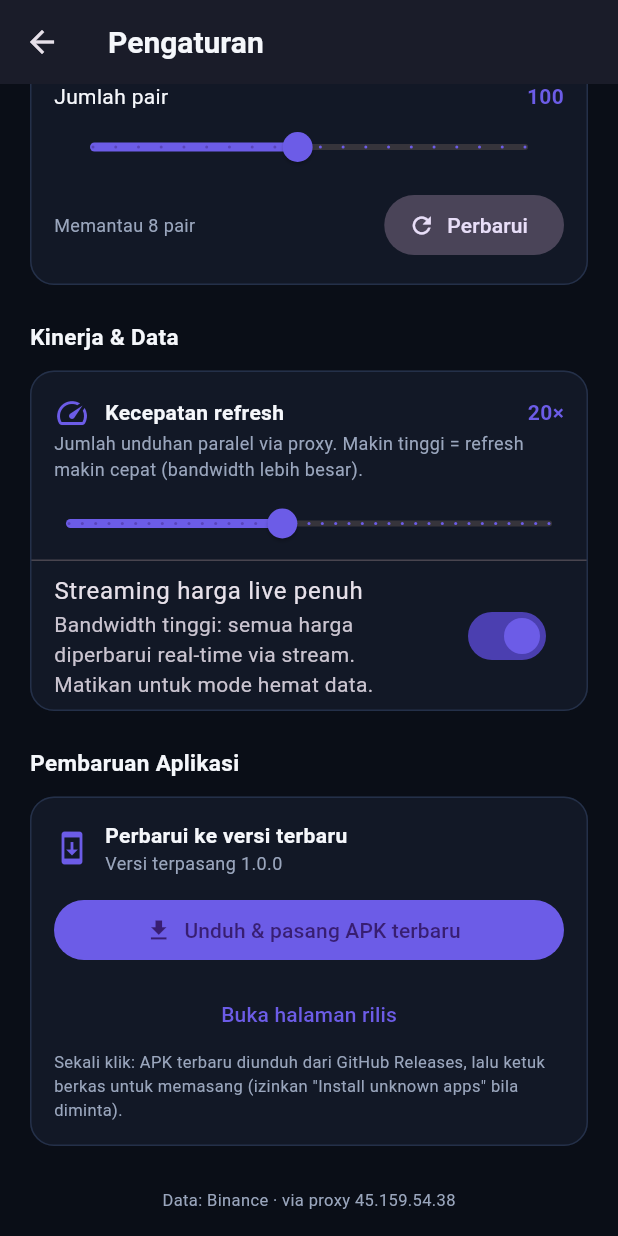
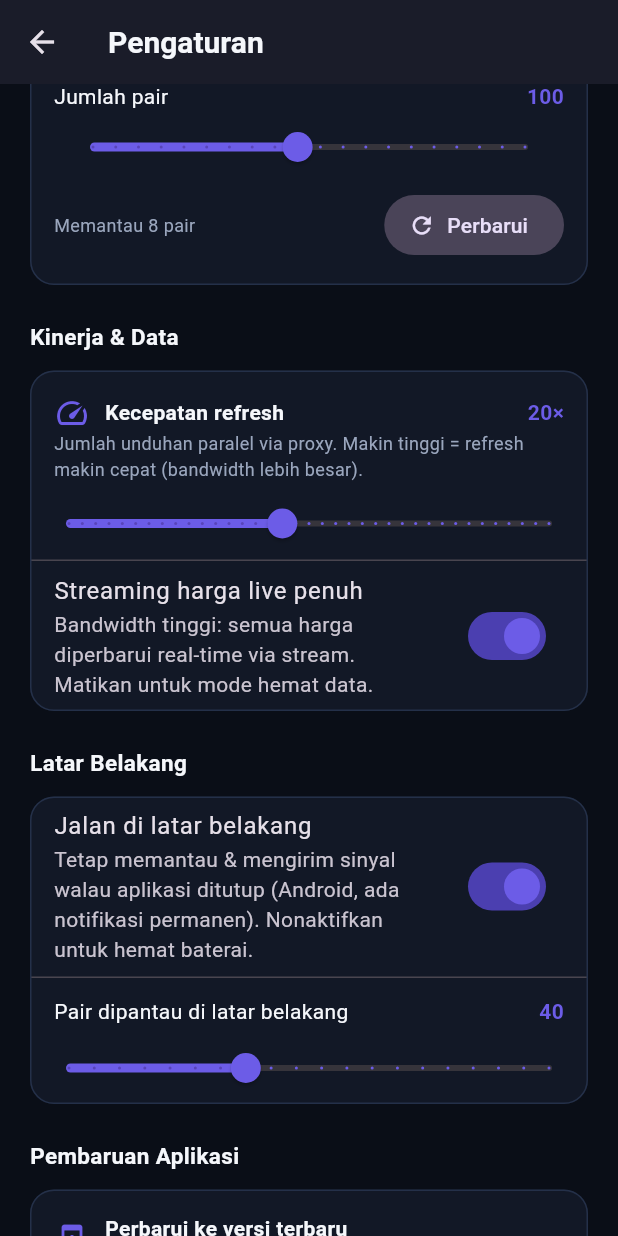
Before and after one commit to yusron24/futures-agent, a Flutter app: the SettingsPage screen opened directly, scrolled down 1152 dp, on a phone screen of 412 x 824 dp. Run offline on Flutter 3.47's test engine with Material 3 defaults, Android fonts, the phone set to English and light mode, and no system bars; our stand-ins replace audioplayers, flutter_local_notifications, hive, hive_flutter, vibration; missing offline and left inert: flutter_foreground_task, workmanager; accounts and stored records are empty; network calls fail; statements that could not run were skipped.

Commit message:
Keep monitoring in background via Android foreground service
Menjawab "server terputus saat keluar app": tambahkan foreground service
Android agar sinyal tetap dipantau & dikirim walau aplikasi ditutup.

- flutter_foreground_task: TaskHandler menjalankan ulang BackgroundService
  .runCheck() (deteksi candle 1 jam baru + notifikasi sinyal) tiap 60 detik,
  dengan notifikasi permanen. Memakai ulang logika background yang sudah ada.
- Lifecycle (app.dart): saat ke background -> start service (bila diaktifkan);
  saat kembali -> stop service + AppState.onResume() menyambung ulang WS &
  refresh data (mulus).
- SettingsRepository: backgroundLive (default aktif) + backgroundSymbolCap
  (default 40, dapat diatur); runCheck kini memakai cap dari setelan.
- Settings UI: section "Latar Belakang" (toggle + slider jumlah pair).
- AndroidManifest: izin FOREGROUND_SERVICE(_DATA_SYNC) + deklarasi service
  dataSync. iOS: fitur di-nonaktifkan (tetap pakai workmanager).

Co-Authored-By: Claude Opus 4.8 <noreply@anthropic.com>
Claude-Session: https://claude.ai/code/session_015vm2SWySVFAtEyXYUN4ENH

```diff
--- a/mobile/lib/data/settings_repository.dart
+++ b/mobile/lib/data/settings_repository.dart
@@ -141,6 +141,21 @@ class SettingsRepository {
   set fetchConcurrency(int v) => _box.put('fetch_concurrency',
       v.clamp(AppConfig.minFetchConcurrency, AppConfig.maxFetchConcurrency));
 
+  // --- Latar belakang (foreground service) ---
+  /// Saat aktif (default): jalankan foreground service Android agar sinyal
+  /// tetap dipantau & dikirim walau aplikasi ditutup (ada notifikasi permanen).
+  bool get backgroundLive => _box.get('background_live', defaultValue: true) as bool;
+  set backgroundLive(bool v) => _box.put('background_live', v);
+
+  /// Jumlah pair teratas yang dipantau di latar belakang (hemat baterai/data).
+  int get backgroundSymbolCap {
+    final v = (_box.get('background_symbol_cap') as num?)?.toInt() ?? 40;
+    return v.clamp(5, 100);
+  }
+
+  set backgroundSymbolCap(int v) =>
+      _box.put('background_symbol_cap', v.clamp(5, 100));
+
   /// Ukuran posisi simulasi berdasarkan risiko: jumlah modal yang dipertaruhkan.
   double riskAmount() => simCapital * (riskPercent / 100.0);
 }
--- a/mobile/lib/main.dart
+++ b/mobile/lib/main.dart
@@ -7,6 +7,7 @@ import 'data/hive_cache.dart';
 import 'data/settings_repository.dart';
 import 'data/signal_history_repository.dart';
 import 'services/background_service.dart';
+import 'services/foreground_service.dart';
 import 'services/notification_service.dart';
 import 'state/app_state.dart';
 
@@ -16,6 +17,9 @@ Future<void> main() async {
   // Cache lokal (Hive) + notifikasi.
   await HiveCache.init();
   await NotificationService.instance.init();
+
+  // Foreground service Android (dikontrol oleh lifecycle di UI).
+  ForegroundService.init();
 
   // Eksekusi latar belakang untuk cek candle 1 jam (Android).
   try {
--- a/mobile/lib/ui/settings/settings_page.dart
+++ b/mobile/lib/ui/settings/settings_page.dart
@@ -333,6 +333,50 @@ class _SettingsPageState extends State<SettingsPage> {
             ),
           ),
           const SizedBox(height: 20),
+          _sectionTitle('Latar Belakang'),
+          Card(
+            child: Column(
+              children: [
+                SwitchListTile(
+                  value: s.backgroundLive,
+                  onChanged: (v) => setState(() => s.backgroundLive = v),
+                  activeColor: AppColors.primary,
+                  title: const Text('Jalan di latar belakang'),
+                  subtitle: const Text(
+                      'Tetap memantau & mengirim sinyal walau aplikasi ditutup '
+                      '(Android, ada notifikasi permanen). Nonaktifkan untuk '
+                      'hemat baterai.'),
+                ),
+                if (s.backgroundLive) ...[
+                  const Divider(height: 1),
+                  Padding(
+                    padding: const EdgeInsets.fromLTRB(16, 12, 16, 4),
+                    child: Row(
+                      children: [
+                        const Expanded(
+                            child: Text('Pair dipantau di latar belakang')),
+                        Text('${s.backgroundSymbolCap}',
+                            style: const TextStyle(
+                                color: AppColors.primary,
+                                fontWeight: FontWeight.w700)),
+                      ],
+                    ),
+                  ),
+                  Slider(
+                    value: s.backgroundSymbolCap.clamp(5, 100).toDouble(),
+                    min: 5,
+                    max: 100,
+                    divisions: 19,
+                    activeColor: AppColors.primary,
+                    label: '${s.backgroundSymbolCap}',
+                    onChanged: (v) =>
+                        setState(() => s.backgroundSymbolCap = v.round()),
+                  ),
+                ],
+              ],
+            ),
+          ),
+          const SizedBox(height: 20),
           _sectionTitle('Pembaruan Aplikasi'),
           Card(
             child: Padding(
--- a/mobile/pubspec.yaml
+++ b/mobile/pubspec.yaml
@@ -33,6 +33,9 @@ dependencies:
   # Eksekusi latar belakang (cek candle 1 jam saat app di background)
   workmanager: ^0.6.0
 
+  # Foreground service Android: tetap memantau sinyal saat app ditutup
+  flutter_foreground_task: ^8.17.0
+
   # Membuka URL rilis/APK (tombol perbarui aplikasi)
   url_launcher: ^6.3.0
 
```
Also changed, not shown: mobile/lib/app.dart (+46 -2 lines), mobile/lib/services/background_service.dart (+4 -4 lines), mobile/lib/services/foreground_service.dart (added, +113 -0 lines), mobile/lib/state/app_state.dart (+15 -0 lines), 1 other file.
